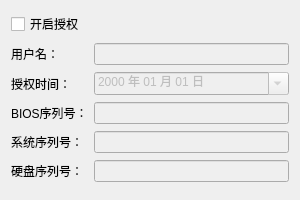
The window that tab_license.ui (Avoconal/packager) describes before a commit, drawn with Qt 5.
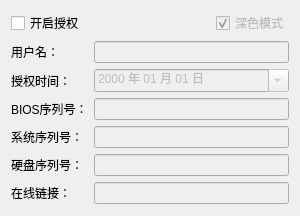
The same window after the commit.

What changed in the file:
```diff
--- a/tab_license.ui
+++ b/tab_license.ui
@@ -7,7 +7,7 @@
     <x>0</x>
     <y>0</y>
     <width>300</width>
-    <height>200</height>
+    <height>216</height>
    </rect>
   </property>
   <property name="windowTitle">
@@ -21,6 +21,32 @@
      </property>
     </widget>
    </item>
+   <item row="0" column="1">
+    <spacer name="horizontalSpacer">
+     <property name="orientation">
+      <enum>Qt::Horizontal</enum>
+     </property>
+     <property name="sizeHint" stdset="0">
+      <size>
+       <width>117</width>
+       <height>20</height>
+      </size>
+     </property>
+    </spacer>
+   </item>
+   <item row="0" column="2">
+    <widget class="QCheckBox" name="checkbox_dark_mode">
+     <property name="enabled">
+      <bool>false</bool>
+     </property>
+     <property name="text">
+      <string>深色模式</string>
+     </property>
+     <property name="checked">
+      <bool>true</bool>
+     </property>
+    </widget>
+   </item>
    <item row="1" column="0">
     <widget class="QLabel" name="label_user">
      <property name="text">
@@ -28,13 +54,6 @@
      </property>
     </widget>
    </item>
-   <item row="1" column="1">
-    <widget class="QLineEdit" name="lineedit_user">
-     <property name="enabled">
-      <bool>false</bool>
-     </property>
-    </widget>
-   </item>
    <item row="2" column="0">
     <widget class="QLabel" name="label_date">
      <property name="text">
@@ -42,7 +61,7 @@
      </property>
     </widget>
    </item>
-   <item row="2" column="1">
+   <item row="2" column="1" colspan="2">
     <widget class="QDateEdit" name="dateedit">
      <property name="enabled">
       <bool>false</bool>
@@ -62,13 +81,6 @@
      </property>
     </widget>
    </item>
-   <item row="3" column="1">
-    <widget class="QLineEdit" name="lineedit_bios_sn">
-     <property name="enabled">
-      <bool>false</bool>
-     </property>
-    </widget>
-   </item>
    <item row="4" column="0">
     <widget class="QLabel" name="label_system_sn">
      <property name="text">
@@ -76,13 +88,6 @@
      </property>
     </widget>
    </item>
-   <item row="4" column="1">
-    <widget class="QLineEdit" name="lineedit_system_sn">
-     <property name="enabled">
-      <bool>false</bool>
-     </property>
-    </widget>
-   </item>
    <item row="5" column="0">
     <widget class="QLabel" name="label_disk_sn">
      <property name="text">
@@ -90,11 +95,61 @@
      </property>
     </widget>
    </item>
-   <item row="5" column="1">
+   <item row="6" column="0">
+    <widget class="QLabel" name="label_link">
+     <property name="text">
+      <string>在线链接：</string>
+     </property>
+    </widget>
+   </item>
+   <item row="1" column="1" colspan="2">
+    <widget class="QLineEdit" name="lineedit_user">
+     <property name="enabled">
+      <bool>false</bool>
+     </property>
+     <property name="clearButtonEnabled">
+      <bool>true</bool>
+     </property>
+    </widget>
+   </item>
+   <item row="3" column="1" colspan="2">
+    <widget class="QLineEdit" name="lineedit_bios_sn">
+     <property name="enabled">
+      <bool>false</bool>
+     </property>
+     <property name="clearButtonEnabled">
+      <bool>true</bool>
+     </property>
+    </widget>
+   </item>
+   <item row="4" column="1" colspan="2">
+    <widget class="QLineEdit" name="lineedit_system_sn">
+     <property name="enabled">
+      <bool>false</bool>
+     </property>
+     <property name="clearButtonEnabled">
+      <bool>true</bool>
+     </property>
+    </widget>
+   </item>
+   <item row="5" column="1" colspan="2">
     <widget class="QLineEdit" name="lineedit_disk_sn">
      <property name="enabled">
       <bool>false</bool>
      </property>
+     <property name="clearButtonEnabled">
+      <bool>true</bool>
+     </property>
+    </widget>
+   </item>
+   <item row="6" column="1" colspan="2">
+    <widget class="QLineEdit" name="lineedit_link">
+     <property name="enabled">
+      <bool>false</bool>
+     </property>
+     <property name="clearButtonEnabled">
+      <bool>true</bool>
+     </property>
     </widget>
    </item>
   </layout>
```
Left out of the diff: 10 changed lines with no effect on the pictures.
